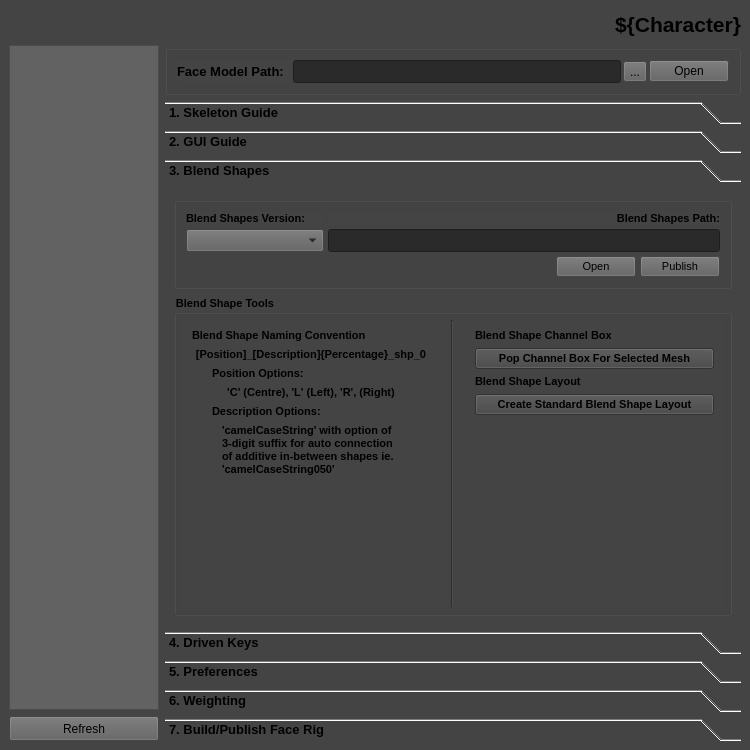
Old version of the form rigBuilder/resource/face/faceRigBuilder.ui in the repository timm-gitHub/fbRepo.
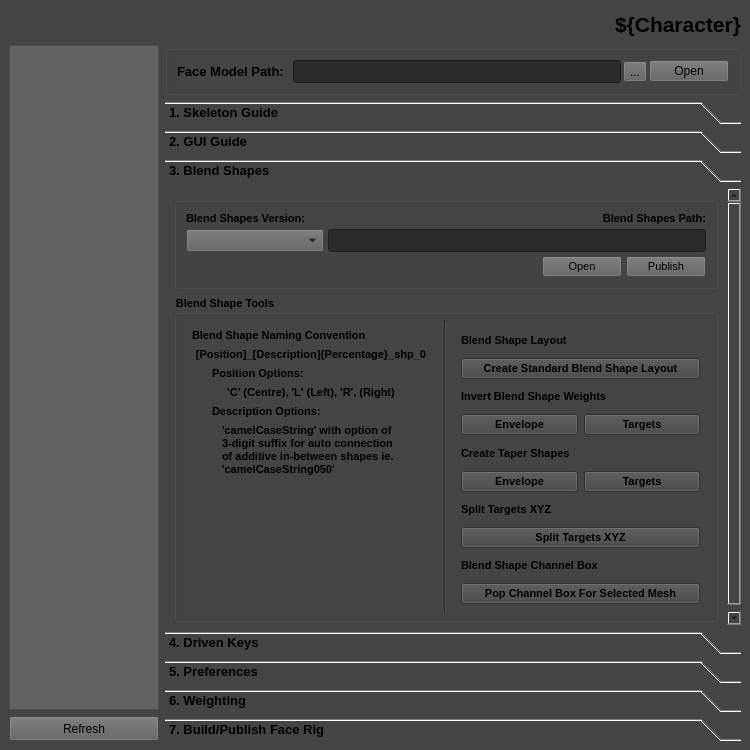
New version of the form. The open tabs and pages were chosen to show the change.

Commit message:
Syncing China changes to face.
Syncing China changes to face side of project post great firewall of
china interference.

Diff of the .ui file:
```diff
--- a/rigBuilder/resource/face/faceRigBuilder.ui
+++ b/rigBuilder/resource/face/faceRigBuilder.ui
@@ -1310,8 +1310,8 @@
               <rect>
                <x>0</x>
                <y>0</y>
-               <width>568</width>
-               <height>427</height>
+               <width>551</width>
+               <height>452</height>
               </rect>
              </property>
              <attribute name="label">
@@ -1550,15 +1550,7 @@
                          <height>0</height>
                         </size>
                        </property>
-                       <layout class="QVBoxLayout" name="verticalLayout_37">
-                        <property name="spacing">
-                         <number>0</number>
-                        </property>
-                        <item>
                          <layout class="QVBoxLayout" name="verticalLayout_33">
-                          <property name="spacing">
-                           <number>6</number>
-                          </property>
                           <item>
                            <widget class="QLabel" name="label_32">
                             <property name="font">
@@ -1654,15 +1646,16 @@
                             <property name="orientation">
                              <enum>Qt::Vertical</enum>
                             </property>
+                          <property name="sizeType">
+                           <enum>QSizePolicy::Minimum</enum>
+                          </property>
                             <property name="sizeHint" stdset="0">
                              <size>
                               <width>20</width>
-                              <height>40</height>
+                            <height>128</height>
                              </size>
                             </property>
                            </spacer>
-                          </item>
-                         </layout>
                         </item>
                        </layout>
                       </widget>
@@ -1686,7 +1679,7 @@
                      <item>
                       <widget class="QFrame" name="frame_3">
                        <property name="sizePolicy">
-                        <sizepolicy hsizetype="Minimum" vsizetype="Preferred">
+                        <sizepolicy hsizetype="Preferred" vsizetype="Preferred">
                          <horstretch>0</horstretch>
                          <verstretch>0</verstretch>
                         </sizepolicy>
@@ -1703,8 +1696,126 @@
                        <property name="frameShadow">
                         <enum>QFrame::Plain</enum>
                        </property>
+                       <layout class="QVBoxLayout" name="verticalLayout_72">
+                        <item>
+                         <layout class="QVBoxLayout" name="verticalLayout_48">
+                          <item>
+                           <widget class="QLabel" name="label_9">
+                            <property name="font">
+                             <font>
+                              <weight>75</weight>
+                              <bold>true</bold>
+                             </font>
+                            </property>
+                            <property name="text">
+                             <string>Blend Shape Layout</string>
+                            </property>
+                           </widget>
+                          </item>
+                          <item>
+                           <widget class="QPushButton" name="frbToolsBlendShapeLayoutPushButton">
+                            <property name="text">
+                             <string>Create Standard Blend Shape Layout</string>
+                            </property>
+                           </widget>
+                          </item>
+                         </layout>
+                        </item>
+                        <item>
                        <layout class="QVBoxLayout" name="verticalLayout_49">
                         <item>
+                           <widget class="QLabel" name="label_37">
+                            <property name="font">
+                             <font>
+                              <weight>75</weight>
+                              <bold>true</bold>
+                             </font>
+                            </property>
+                            <property name="text">
+                             <string>Invert Blend Shape Weights</string>
+                            </property>
+                           </widget>
+                          </item>
+                          <item>
+                           <layout class="QHBoxLayout" name="horizontalLayout_40">
+                            <item>
+                             <widget class="QPushButton" name="frbToolsInvertBlendShapeWeightsEnvelopePushButton">
+                              <property name="text">
+                               <string>Envelope</string>
+                              </property>
+                             </widget>
+                            </item>
+                            <item>
+                             <widget class="QPushButton" name="frbToolsInvertBlendShapeWeightsTargetsPushButton">
+                              <property name="text">
+                               <string>Targets</string>
+                              </property>
+                             </widget>
+                            </item>
+                           </layout>
+                          </item>
+                         </layout>
+                        </item>
+                        <item>
+                         <layout class="QVBoxLayout" name="verticalLayout_69">
+                          <item>
+                           <widget class="QLabel" name="label_43">
+                            <property name="font">
+                             <font>
+                              <weight>75</weight>
+                              <bold>true</bold>
+                             </font>
+                            </property>
+                            <property name="text">
+                             <string>Create Taper Shapes</string>
+                            </property>
+                           </widget>
+                          </item>
+                          <item>
+                           <layout class="QHBoxLayout" name="horizontalLayout_43">
+                            <item>
+                             <widget class="QPushButton" name="frbToolsCreateTaperShapesEnvelopePushButton">
+                              <property name="text">
+                               <string>Envelope</string>
+                              </property>
+                             </widget>
+                            </item>
+                            <item>
+                             <widget class="QPushButton" name="frbToolsCreateTaperShapesTargetsPushButton">
+                              <property name="text">
+                               <string>Targets</string>
+                              </property>
+                             </widget>
+                            </item>
+                           </layout>
+                          </item>
+                         </layout>
+                        </item>
+                        <item>
+                         <layout class="QVBoxLayout" name="verticalLayout_71">
+                          <item>
+                           <widget class="QLabel" name="label_44">
+                            <property name="font">
+                             <font>
+                              <weight>75</weight>
+                              <bold>true</bold>
+                             </font>
+                            </property>
+                            <property name="text">
+                             <string>Split Targets XYZ</string>
+                            </property>
+                           </widget>
+                          </item>
+                          <item>
+                           <widget class="QPushButton" name="frbToolsSplitTargetsXYZPushButton">
+                            <property name="text">
+                             <string>Split Targets XYZ</string>
+                            </property>
+                           </widget>
+                          </item>
+                         </layout>
+                        </item>
+                        <item>
                          <layout class="QVBoxLayout" name="verticalLayout_51">
                           <item>
                            <widget class="QLabel" name="label_31">
@@ -1728,43 +1839,6 @@
                           </item>
                          </layout>
                         </item>
-                        <item>
-                         <layout class="QVBoxLayout" name="verticalLayout_48">
-                          <item>
-                           <widget class="QLabel" name="label_9">
-                            <property name="font">
-                             <font>
-                              <weight>75</weight>
-                              <bold>true</bold>
-                             </font>
-                            </property>
-                            <property name="text">
-                             <string>Blend Shape Layout</string>
-                            </property>
-                           </widget>
-                          </item>
-                          <item>
-                           <widget class="QPushButton" name="frbToolsBlendShapeLayoutPushButton">
-                            <property name="text">
-                             <string>Create Standard Blend Shape Layout</string>
-                            </property>
-                           </widget>
-                          </item>
-                         </layout>
-                        </item>
-                        <item>
-                         <spacer name="verticalSpacer_3">
-                          <property name="orientation">
-                           <enum>Qt::Vertical</enum>
-                          </property>
-                          <property name="sizeHint" stdset="0">
-                           <size>
-                            <width>20</width>
-                            <height>115</height>
-                           </size>
-                          </property>
-                         </spacer>
-                        </item>
                        </layout>
                       </widget>
                      </item>
```
Left out of the diff: 169 changed lines with no effect on the pictures. Lines whose indentation alone changed are shown as unchanged. The commit also changes 24 other files.
